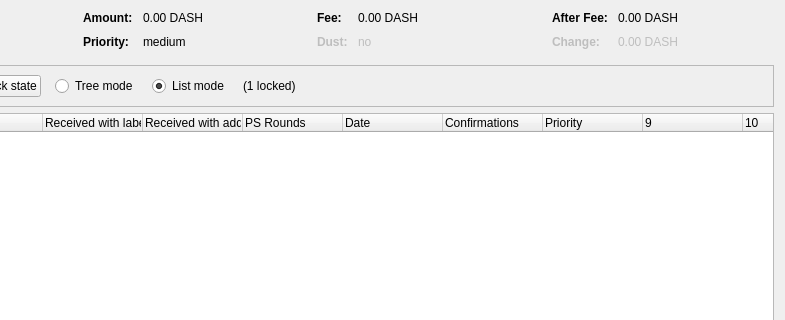
This is src/qt/forms/coincontroldialog.ui in quick999/Quick as Qt 5 draws it before an edit; both pictures show x 169 to 954 and y 0 to 320 of the 954 by 500 pixel window. The edited form follows.
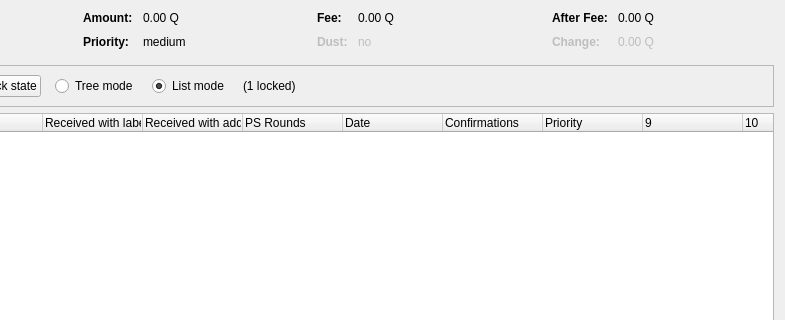
This is the edited form. Custom widgets are drawn as their Qt base class.

Diff of the .ui file:
```diff
--- a/src/qt/forms/coincontroldialog.ui
+++ b/src/qt/forms/coincontroldialog.ui
@@ -132,7 +132,7 @@
           <enum>Qt::ActionsContextMenu</enum>
          </property>
          <property name="text">
-          <string notr="true">0.00 DASH</string>
+          <string notr="true">0.00 Q</string>
          </property>
          <property name="textInteractionFlags">
           <set>Qt::LinksAccessibleByMouse|Qt::TextSelectableByKeyboard|Qt::TextSelectableByMouse</set>
@@ -206,7 +206,7 @@
           <enum>Qt::ActionsContextMenu</enum>
          </property>
          <property name="text">
-          <string notr="true">0.00 DASH</string>
+          <string notr="true">0.00 Q</string>
          </property>
          <property name="textInteractionFlags">
           <set>Qt::LinksAccessibleByMouse|Qt::TextSelectableByKeyboard|Qt::TextSelectableByMouse</set>
@@ -286,7 +286,7 @@
           <enum>Qt::ActionsContextMenu</enum>
          </property>
          <property name="text">
-          <string notr="true">0.00 DASH</string>
+          <string notr="true">0.00 Q</string>
          </property>
          <property name="textInteractionFlags">
           <set>Qt::LinksAccessibleByMouse|Qt::TextSelectableByKeyboard|Qt::TextSelectableByMouse</set>
@@ -321,7 +321,7 @@
           <enum>Qt::ActionsContextMenu</enum>
          </property>
          <property name="text">
-          <string notr="true">0.00 DASH</string>
+          <string notr="true">0.00 Q</string>
          </property>
          <property name="textInteractionFlags">
           <set>Qt::LinksAccessibleByMouse|Qt::TextSelectableByKeyboard|Qt::TextSelectableByMouse</set>
```
